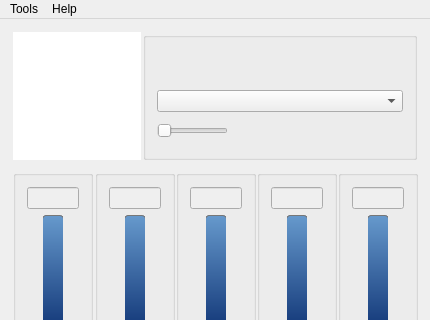
Above: gui_mainwindow.ui from Shub77/phoebetria-code before the change; both pictures show x 0 to 430 and y 0 to 320 of the 430 by 510 pixel window. Below: the same form after it.
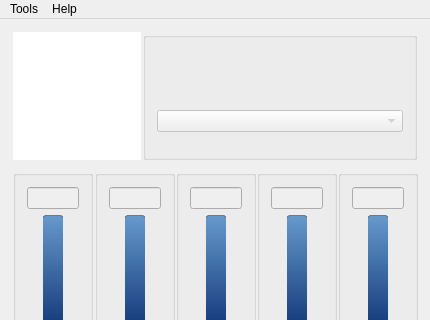
That is the form after the change. Icons and pictures are not drawn.

Commit message:
Removed unused GUI components
Removed unused on/off toggle
Disabled "quick load" combo box for now (while testing overall
functionality)

The edit to the form file:
```diff
--- a/gui_mainwindow.ui
+++ b/gui_mainwindow.ui
@@ -466,6 +466,9 @@
              </item>
              <item>
               <widget class="QComboBox" name="ctrl_PresetName">
+               <property name="enabled">
+                <bool>false</bool>
+               </property>
                <property name="minimumSize">
                 <size>
                  <width>155</width>
@@ -477,91 +480,6 @@
                </property>
               </widget>
              </item>
-             <item>
-              <widget class="QSlider" name="ctrl_isSoftwareControl">
-               <property name="styleSheet">
-                <string notr="true">QSlider {
- min-width:71px;
- min-height:21px;
- max-width:71px;
- max-height:21px;
- }
- QSlider::groove:horizontal {
- background-image: url(:/Images/slider_new_bg.png);
- background-repeat: no-repeat;
- background-position:center;
- margin:0px;
- border:0px;
- padding:0px;
- }
- 
-QSlider::sub-page:horizontal {
- background-image: url(:/Images/slider_new_on.png);
- background-repeat: no-repeat;
- background-position:left;
- background-origin:content;
- margin:0px;
- border:0px;
- padding-left:0px;
- }
- 
-QSlider::add-page:horizontal {
- background-image: url(:/Images/slider_new_off.png);
- background-repeat: no-repeat;
- background-position:right;
- background-origin:content;
- margin:0px;
- border:0px;
- padding-right:0px;
- }
- 
-QSlider::handle:horizontal {
- background-image: url(:/Images/slider_toggle_new.png);
- width:35px;
- height:17px;
- margin:0px;
- border:0px;
- padding:0px;
- }
- 
-QSlider::sub-page:horizontal:disabled {
- background-image: url(:/Images/slider_onoff_on_disabled.png);
- background-repeat: no-repeat;
- background-position:left;
- background-origin:content;
- margin:0px;
- border:0px;
- padding-left:0px;
- }
- 
-QSlider::add-page:horizontal:disabled {
- background-image: url(:/Images/slider_onoff_on_disabled.png);
- background-repeat: no-repeat;
- background-position:left;
- background-origin:content;
- margin:0px;
- border:0px;
- padding-right:0px;
- }
- 
-QSlider::handle:horizontal:disabled {
- background-image: url(:/Images/slider_toggle.png);
- width:35px;
- height:17px;
- margin:0px;
- border:0px;
- padding:0px;
- }
-</string>
-               </property>
-               <property name="maximum">
-                <number>1</number>
-               </property>
-               <property name="orientation">
-                <enum>Qt::Horizontal</enum>
-               </property>
-              </widget>
-             </item>
             </layout>
            </item>
           </layout>
```
